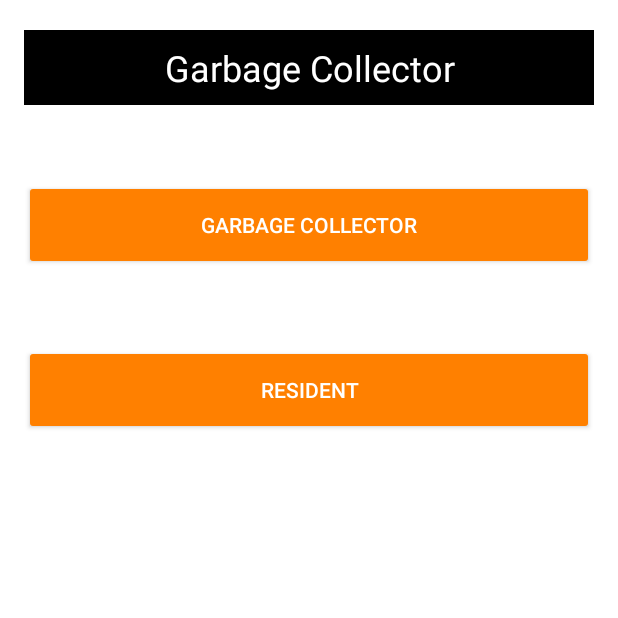
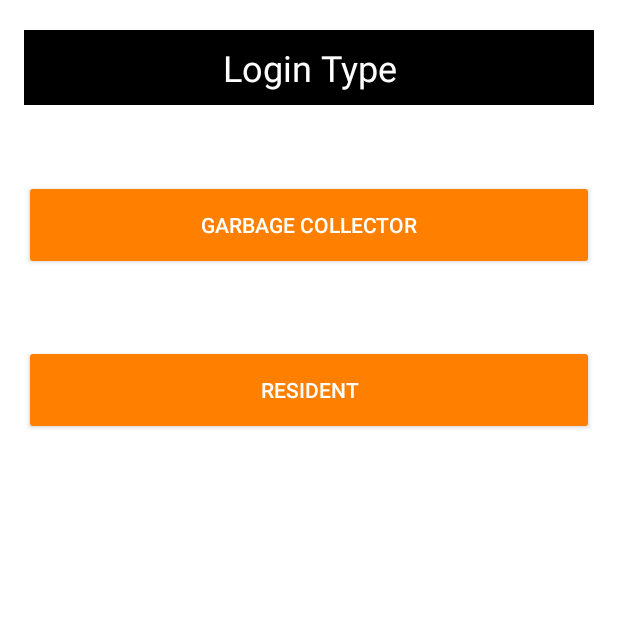
Before and after one commit to ssbarnes/RecylingReminderProject, an Android app: the screen it shows after launch (SelectPage), on a phone screen of 412 x 824 dp, the top half of it. Run offline under Robolectric (Android 15) with nearby library versions, the phone set to English and light mode, and no system bars.

Commit message:
Fixed typo in select_page layout file

```diff
--- a/app/src/main/res/layout/select_page.xml
+++ b/app/src/main/res/layout/select_page.xml
@@ -13,7 +13,7 @@
         android:layout_height="50dp"
         android:background="#000000"
         android:gravity="center"
-        android:text="Garbage Collector"
+        android:text="Login Type"
         android:textColor="@color/white"
         android:textSize="24sp"
         android:layout_marginBottom="50dp"
```
